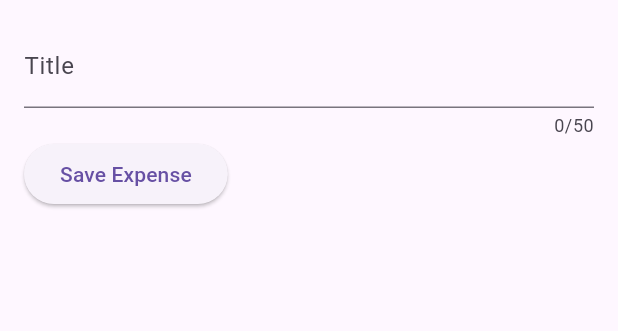
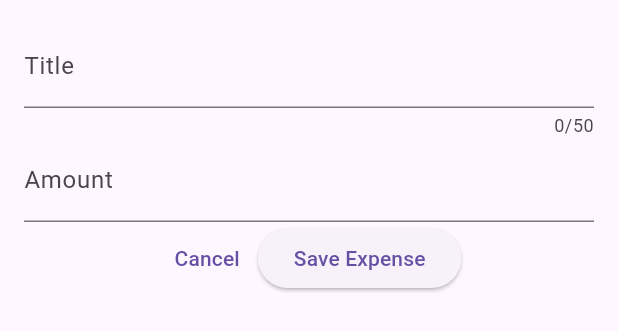
Before and after one commit to Md-Shoyab/Expense-tracker, a Flutter app: the NewExpense widget shown alone on an empty page, opened directly, after a tap on "Save Expense", on a phone screen of 412 x 824 dp. Shown: the top 331 px of the screen. Run offline on Flutter 3.47's test engine with Material 3 defaults, Android fonts, the phone set to English and light mode, and no system bars.

Commit message:
Added Expense Fields & Cancel Button

```diff
--- a/lib/widgets/expenses_list/new_expense.dart
+++ b/lib/widgets/expenses_list/new_expense.dart
@@ -9,10 +9,12 @@ class NewExpense extends StatefulWidget {
 
 class _NewExpenseState extends State<NewExpense> {
   final _titleController = TextEditingController();
+  final _amountController = TextEditingController();
 
   @override
   void dispose() {
     _titleController.dispose();
+    _amountController.dispose();
     super.dispose();
   }
 
@@ -29,11 +31,25 @@ class _NewExpenseState extends State<NewExpense> {
               label: Text('Title'),
             ),
           ),
+          TextField(
+            controller: _amountController,
+            keyboardType: TextInputType.number,
+            decoration: const InputDecoration(
+              prefixText: '\$',
+              label: Text('Amount'),
+            ),
+          ),
           Row(
+            mainAxisSize: MainAxisSize.min,
             children: [
+              TextButton(
+                onPressed: () {},
+                child: const Text('Cancel'),
+              ),
               ElevatedButton(
                 onPressed: () {
                   debugPrint(_titleController.text);
+                  debugPrint(_amountController.text);
                 },
                 child: const Text('Save Expense'),
               )
```
